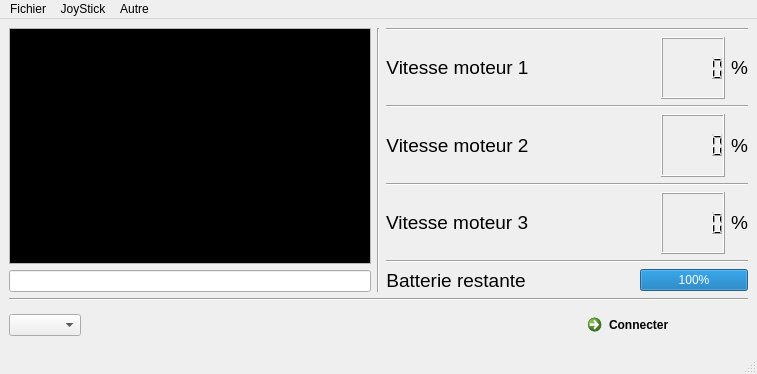
xdbob/Sphero, file mainwindow.ui: the form before one commit.
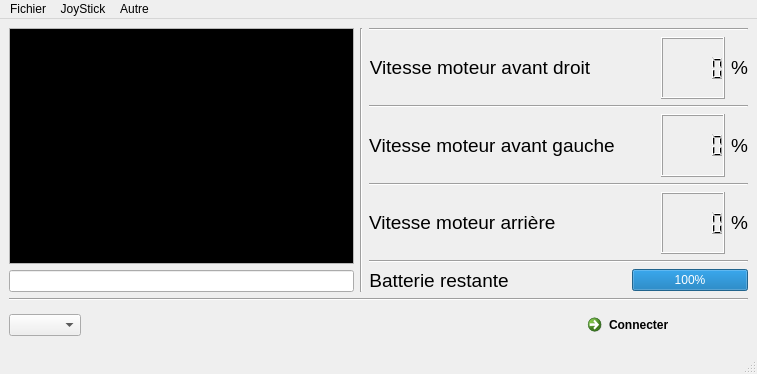
The form after the commit. Icons and pictures are not drawn.

Commit message: Modification de la gestion du calcul des controles moteurs. Ajout d'une fonction getPI pour eviter une duplication du code.

```diff
--- a/mainwindow.ui
+++ b/mainwindow.ui
@@ -67,7 +67,7 @@
 &lt;html&gt;&lt;head&gt;&lt;meta name=&quot;qrichtext&quot; content=&quot;1&quot; /&gt;&lt;style type=&quot;text/css&quot;&gt;
 p, li { white-space: pre-wrap; }
 &lt;/style&gt;&lt;/head&gt;&lt;body style=&quot; font-family:'MS Shell Dlg 2'; font-size:8.25pt; font-weight:400; font-style:normal;&quot;&gt;
-&lt;p align=&quot;center&quot; style=&quot; margin-top:0px; margin-bottom:0px; margin-left:0px; margin-right:0px; -qt-block-indent:0; text-indent:0px;&quot;&gt;&lt;span style=&quot; font-size:14pt;&quot;&gt;Vitesse moteur 1&lt;/span&gt;&lt;/p&gt;&lt;/body&gt;&lt;/html&gt;</string>
+&lt;p align=&quot;center&quot; style=&quot; margin-top:0px; margin-bottom:0px; margin-left:0px; margin-right:0px; -qt-block-indent:0; text-indent:0px;&quot;&gt;&lt;span style=&quot; font-size:14pt;&quot;&gt;Vitesse moteur avant droit&lt;/span&gt;&lt;/p&gt;&lt;/body&gt;&lt;/html&gt;</string>
             </property>
            </widget>
           </item>
@@ -116,7 +116,7 @@
 &lt;html&gt;&lt;head&gt;&lt;meta name=&quot;qrichtext&quot; content=&quot;1&quot; /&gt;&lt;style type=&quot;text/css&quot;&gt;
 p, li { white-space: pre-wrap; }
 &lt;/style&gt;&lt;/head&gt;&lt;body style=&quot; font-family:'MS Shell Dlg 2'; font-size:8.25pt; font-weight:400; font-style:normal;&quot;&gt;
-&lt;p align=&quot;center&quot; style=&quot; margin-top:0px; margin-bottom:0px; margin-left:0px; margin-right:0px; -qt-block-indent:0; text-indent:0px;&quot;&gt;&lt;span style=&quot; font-size:14pt;&quot;&gt;Vitesse moteur 2&lt;/span&gt;&lt;/p&gt;&lt;/body&gt;&lt;/html&gt;</string>
+&lt;p align=&quot;center&quot; style=&quot; margin-top:0px; margin-bottom:0px; margin-left:0px; margin-right:0px; -qt-block-indent:0; text-indent:0px;&quot;&gt;&lt;span style=&quot; font-size:14pt;&quot;&gt;Vitesse moteur avant gauche&lt;/span&gt;&lt;/p&gt;&lt;/body&gt;&lt;/html&gt;</string>
             </property>
            </widget>
           </item>
@@ -165,7 +165,7 @@
 &lt;html&gt;&lt;head&gt;&lt;meta name=&quot;qrichtext&quot; content=&quot;1&quot; /&gt;&lt;style type=&quot;text/css&quot;&gt;
 p, li { white-space: pre-wrap; }
 &lt;/style&gt;&lt;/head&gt;&lt;body style=&quot; font-family:'MS Shell Dlg 2'; font-size:8.25pt; font-weight:400; font-style:normal;&quot;&gt;
-&lt;p style=&quot; margin-top:0px; margin-bottom:0px; margin-left:0px; margin-right:0px; -qt-block-indent:0; text-indent:0px;&quot;&gt;&lt;span style=&quot; font-size:14pt;&quot;&gt;Vitesse moteur 3&lt;/span&gt;&lt;/p&gt;&lt;/body&gt;&lt;/html&gt;</string>
+&lt;p style=&quot; margin-top:0px; margin-bottom:0px; margin-left:0px; margin-right:0px; -qt-block-indent:0; text-indent:0px;&quot;&gt;&lt;span style=&quot; font-size:14pt;&quot;&gt;Vitesse moteur arrière&lt;/span&gt;&lt;/p&gt;&lt;/body&gt;&lt;/html&gt;</string>
             </property>
            </widget>
           </item>
```
The commit also changes 3 other files.
